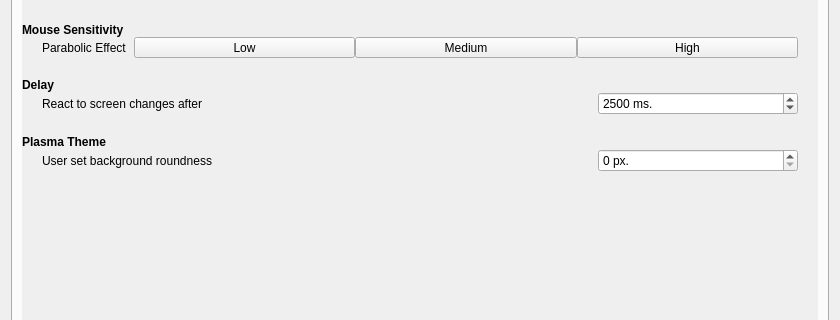
KDE/latte-dock, file app/settings/settingsdialog.ui: the form before one commit; both pictures show x 0 to 840 and y 147 to 467 of the 840 by 621 pixel window.
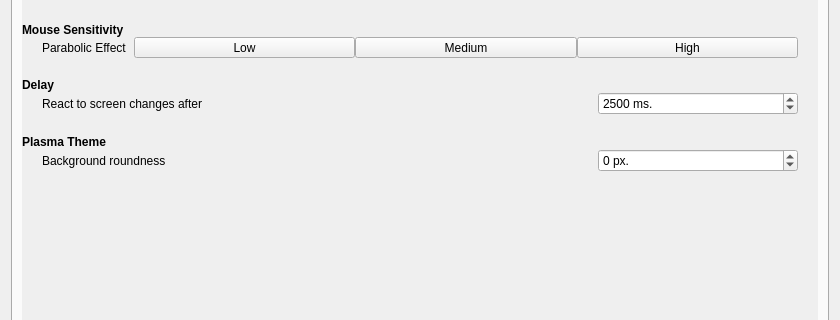
The form after the commit. The open tabs and pages were chosen to show the change. Icons and pictures are not drawn.

Commit message:
update option for Plasma Background Roundness
--that option now supports also Automatic in order
for Latte background parts to use the Latte heuristics
in order to identify the proper roundness

What changed in the file:
```diff
--- a/app/settings/settingsdialog.ui
+++ b/app/settings/settingsdialog.ui
@@ -950,7 +950,7 @@
 when there are no other roundness information.</string>
                  </property>
                  <property name="text">
-                  <string>User set background roundness</string>
+                  <string>Background roundness</string>
                  </property>
                 </widget>
                </item>
@@ -978,8 +978,11 @@
                  <property name="suffix">
                   <string> px.</string>
                  </property>
+                 <property name="minimum">
+                  <number>-1</number>
+                 </property>
                  <property name="maximum">
-                  <number>24</number>
+                  <number>32</number>
                  </property>
                 </widget>
                </item>
```
Left out of the diff: 3 changed lines with no effect on the pictures. The commit also changes 3 other files.
